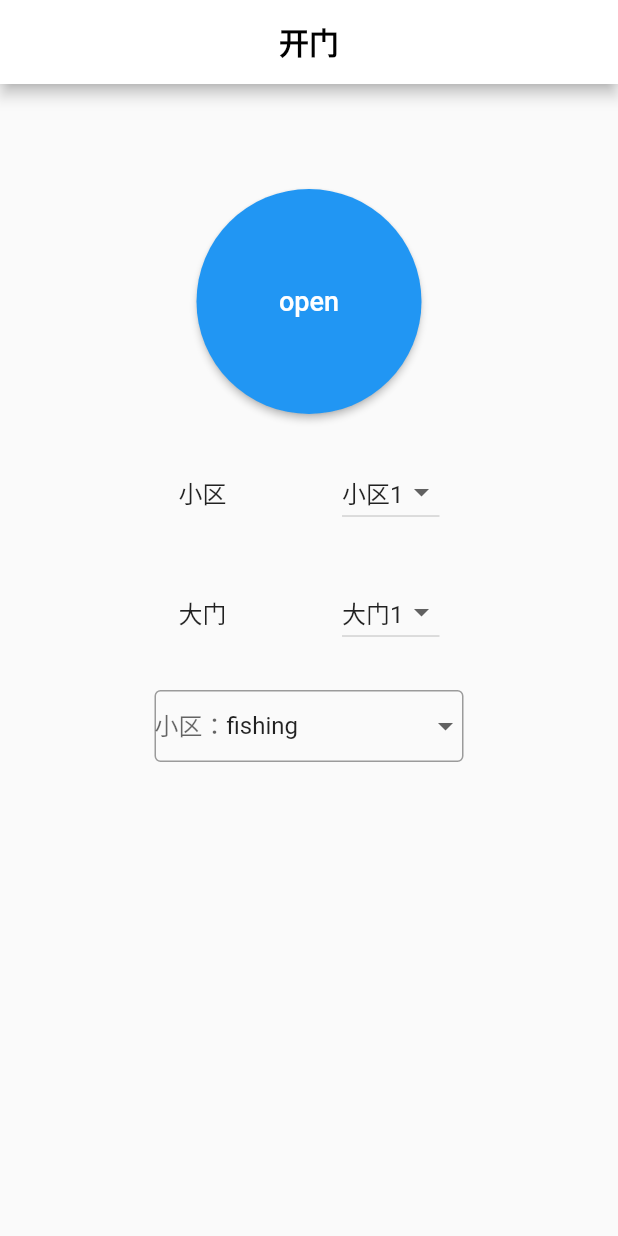
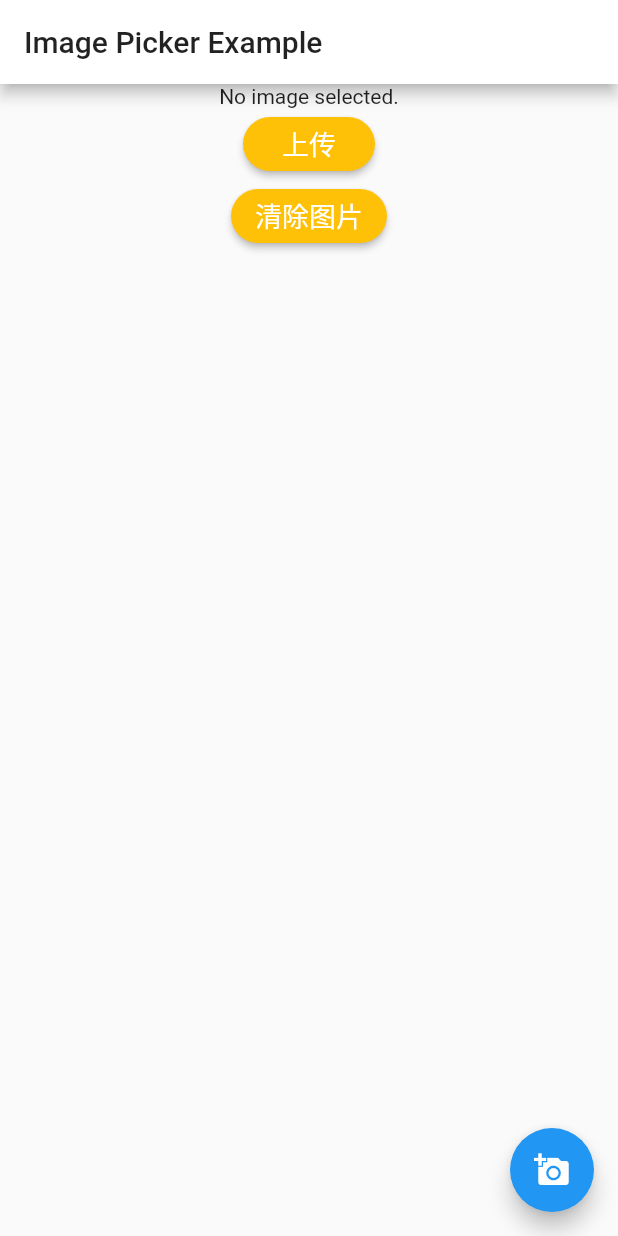
Before and after one commit to liyinggit/flutter_community, a Flutter app: the screen it shows after launch, on a phone screen of 412 x 824 dp. Run offline on Flutter 3.47's test engine with Material 2 defaults, Android fonts, the phone set to English and light mode, and no system bars; our stand-ins replace dio, flutter_screenutil, font_awesome_flutter, image_picker; missing offline and left inert: amazon_cognito_identity_dart.

Commit message:
aws相关，测试学习用的

```diff
--- /dev/null
+++ b/lib/aws/imagePicker.dart
@@ -0,0 +1,109 @@
+import 'dart:io';
+
+import 'package:dio/dio.dart';
+import 'package:flutter/cupertino.dart';
+import 'package:flutter/material.dart';
+import 'package:image_picker/image_picker.dart';
+import 'package:amazon_cognito_identity_dart/cognito.dart';
+
+
+class ImagePiker extends StatefulWidget {
+  @override
+  _ImagePikerState createState() => _ImagePikerState();
+}
+
+
+
+class _ImagePikerState extends State<ImagePiker> {
+  File _image;
+
+  Future getImage() async {
+    var image = await ImagePicker.pickImage(source:ImageSource.camera);   //ImageSource.gallery
+
+    setState(() {
+      _image = image;
+      print("图片：");
+      print(_image.path);
+    });
+  }
+
+  void clearPic (){
+    setState(() {
+      _image = null;
+      print("图片：");
+      print(_image);
+    });
+  }
+
+  void uploadImage() async {
+
+    Dio dio = new Dio();
+    Response response;
+    String path = _image.path;
+    var name = path.substring(path.lastIndexOf("/") + 1, path.length);
+    const s3url = "https://community2.s3-ap-northeast-1.amazonaws.com/";
+
+    FormData formData = new FormData.fromMap({
+      "key": name,
+      "Content-Type": "image/jpeg",
+      'acl':'public-read',
+      'AWSAccessKeyId':'AKIAIXC3CCBXJ7NYNV3Q',
+//      'policy':'eyAKICAiY29uZGl0aW9ucyI6IFsKICAgIHsiYnVja2V0IjogImNvbW11bml0eTEifQogIF0KfQ==',
+      "file":_image,
+    });
+
+    response = await dio.post(s3url,data:formData);
+    print("返回：");
+    print(response);
+  }
+
+  void showImage() async {
+
+  }
+
+
+  @override
+  Widget build(BuildContext context) {
+    return Scaffold(
+      appBar: AppBar(
+        title: Text('Image Picker Example'),
+      ),
+      body: Center(
+        child:
+            Container(
+              child: Column(
+                children: <Widget>[
+                  _image == null
+                      ? Text('No image selected.')
+                      : Image.file(_image),
+                  RaisedButton(
+                    child: new Text(
+                      "上传",
+                      style: TextStyle(color: Colors.white, fontSize: 18.0),
+                    ),
+                    shape: RoundedRectangleBorder(borderRadius: BorderRadius.circular(30)),  ////圆角按钮
+                    onPressed:()=> uploadImage(),
+                    color: Colors.amber,
+                  ),
+                  RaisedButton(
+                    child: new Text(
+                      "清除图片",
+                      style: TextStyle(color: Colors.white, fontSize: 18.0),
+                    ),
+                    shape: RoundedRectangleBorder(borderRadius: BorderRadius.circular(30)),  ////圆角按钮
+                    onPressed:()=> clearPic(),
+                    color: Colors.amber,
+                  )
+                ],
+              ),
+            )
+
+      ),
+      floatingActionButton: FloatingActionButton(
+        onPressed: getImage,
+        tooltip: 'Pick Image',
+        child: Icon(Icons.add_a_photo),
+      ),
+    );
+  }
+}
--- a/lib/main.dart
+++ b/lib/main.dart
@@ -1,6 +1,7 @@
 import 'package:flutter/material.dart';
 import 'package:flutter_community/ui/Register.dart';
 import 'package:flutter_community/ui/house.dart';
+import 'package:flutter_community/aws/imagePicker.dart';
 import 'package:flutter_community/ui/login.dart';
 import 'package:flutter_community/ui/open.dart';
 
@@ -12,16 +13,16 @@ class MyApp extends StatelessWidget {
   @override
   Widget build(BuildContext context) {
     return MaterialApp(
+      ///主题颜色
       theme: new ThemeData(primaryColor: Colors.white),
-
-      ///主题颜色
-      home: Open(), //当前页面
+      home: ImagePiker(), //当前页面
       routes: <String, WidgetBuilder>{
         ///添加路由
         "Open":(BuildContext context) => Open(),
         "LoginPage": (BuildContext context) => LoginPage(),  //登录页面
         "House": (BuildContext  context) => House(),   //绑定房屋页面
         "Register": (BuildContext context) => Register(),  //绑定账号页面
+        "ImagePiker":(BuildContext context) => ImagePiker(),//上传图片页面
       },
     );
   }
--- a/pubspec.yaml
+++ b/pubspec.yaml
@@ -45,6 +45,11 @@ dependencies:
   flutter_screenutil: ^0.4.2
   #第三方icon图标插件
   font_awesome_flutter: ^8.2.0
+  #相机组件
+  image_picker: ^0.6.2+1
+
+   #据说能够使用aws
+  amazon_cognito_identity_dart: ^0.0.22
 
 
 dev_dependencies:
```
Also changed, not shown: lib/aws/Policy.dart (added, +137 -0 lines), pubspec.lock.
